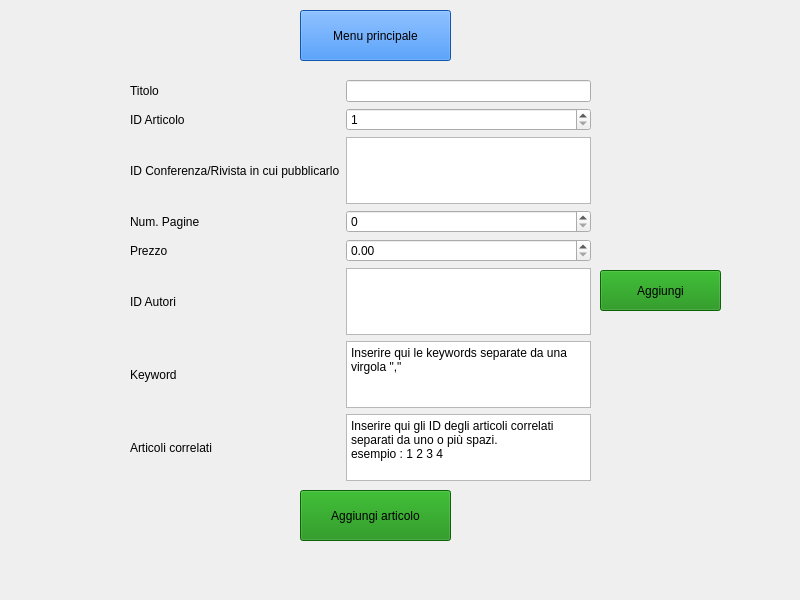
This is mainwindow.ui in FranckRedery/PROGETTO_PO as Qt 5 draws it before an edit. The edited form follows.
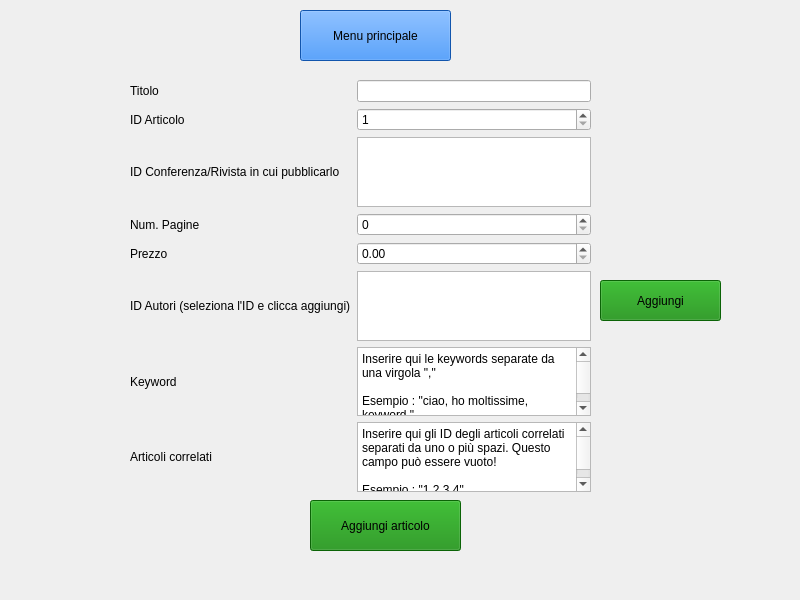
This is the edited form.

The edit to the form file:
```diff
--- a/mainwindow.ui
+++ b/mainwindow.ui
@@ -631,8 +631,8 @@
      <widget class="QPushButton" name="pushButton">
       <property name="geometry">
        <rect>
-        <x>300</x>
-        <y>490</y>
+        <x>310</x>
+        <y>500</y>
         <width>151</width>
         <height>51</height>
        </rect>
@@ -650,7 +650,7 @@
         <x>130</x>
         <y>80</y>
         <width>461</width>
-        <height>401</height>
+        <height>412</height>
        </rect>
       </property>
       <layout class="QGridLayout" name="gridLayout_7">
@@ -668,7 +668,8 @@
         <widget class="QPlainTextEdit" name="plaintext_keyword_di_articolo">
          <property name="plainText">
           <string>Inserire qui le keywords separate da una virgola &quot;,&quot; 
-</string>
+
+Esempio : &quot;ciao, ho moltissime, keyword &quot;</string>
          </property>
         </widget>
        </item>
@@ -720,7 +721,7 @@
        <item row="6" column="0">
         <widget class="QLabel" name="label_6">
          <property name="text">
-          <string>ID Autori</string>
+          <string>ID Autori (seleziona l'ID e clicca aggiungi)</string>
          </property>
         </widget>
        </item>
@@ -730,8 +731,9 @@
        <item row="8" column="1">
         <widget class="QPlainTextEdit" name="plaintext_articoli_correlati_di_articolo">
          <property name="plainText">
-          <string>Inserire qui gli ID degli articoli correlati separati da uno o più spazi.
-esempio : 1 2 3 4</string>
+          <string>Inserire qui gli ID degli articoli correlati separati da uno o più spazi. Questo campo può essere vuoto!
+
+Esempio : &quot;1 2 3 4&quot;</string>
          </property>
         </widget>
        </item>
@@ -765,7 +767,7 @@
       <property name="geometry">
        <rect>
         <x>600</x>
-        <y>270</y>
+        <y>280</y>
         <width>121</width>
         <height>41</height>
        </rect>
```
Left out of the diff: 8 changed lines with no effect on the pictures.
